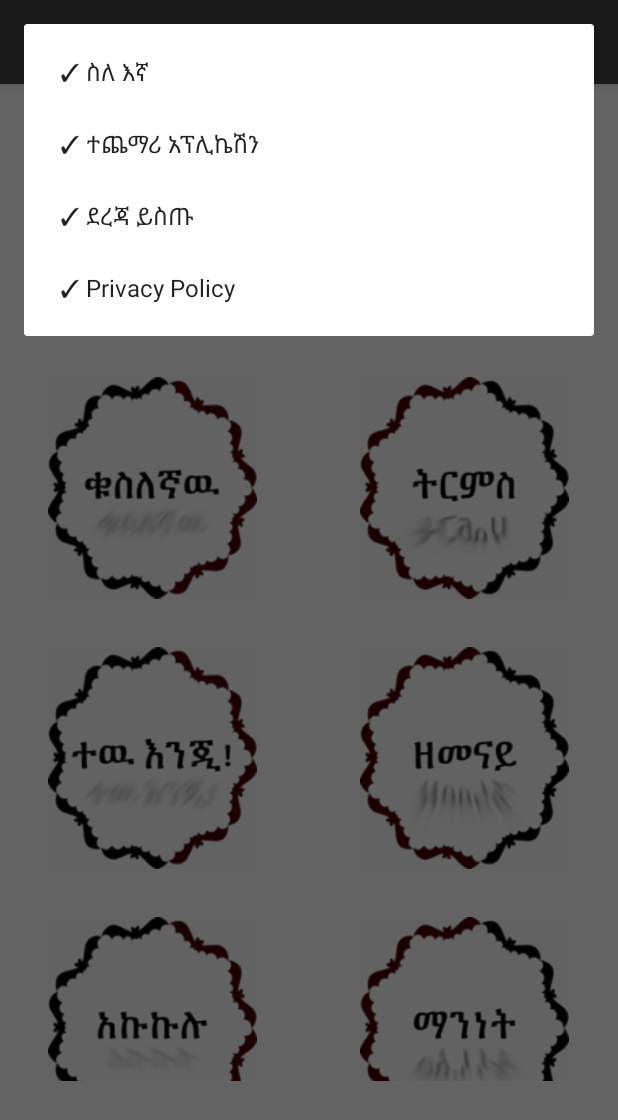
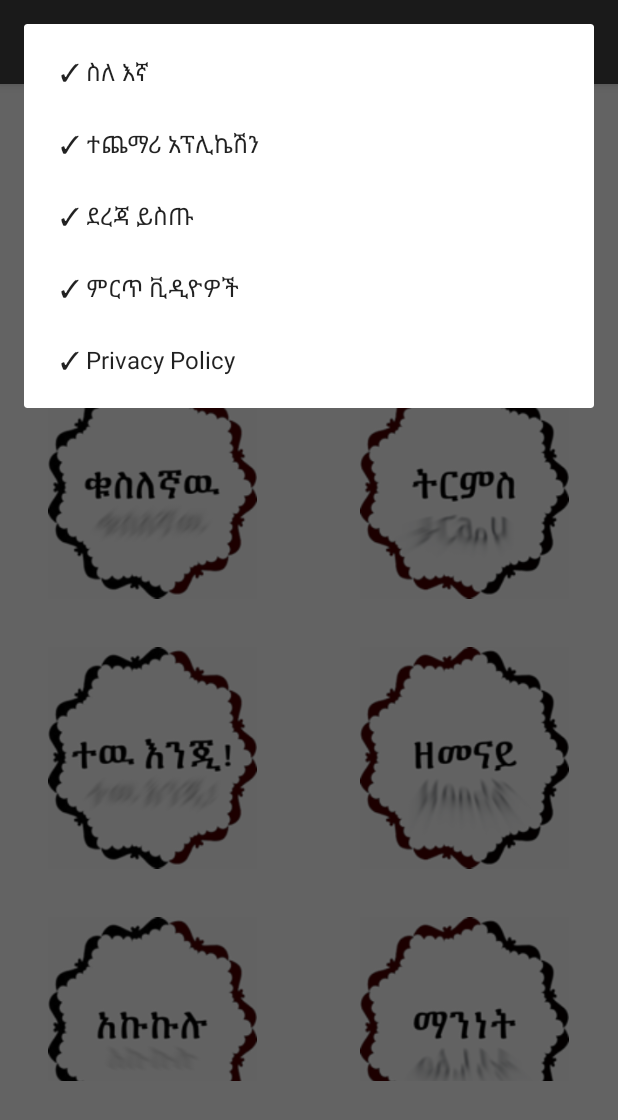
Before and after one commit to hailemix/Yehiwot-Ewneta-Android, an Android app: the MainActivity screen opened directly, with no data from a screen before it, after a tap on "✓ ስለ እኛ", on a phone screen of 412 x 824 dp. Shown: the top 1120 px of the screen. Run offline under Robolectric (Android 15) with nearby library versions, the phone set to English and light mode, and no system bars; our stand-ins replace AdMob; 1 statement that could not run was skipped.

Commit message:
Jks and Youtube Video is added.

```diff
--- a/app/src/main/res/menu/menu_main.xml
+++ b/app/src/main/res/menu/menu_main.xml
@@ -8,6 +8,11 @@ tools:context="afcethiopia.lifetruths.MainActivity">
     android:title="@string/about_us"
     app:showAsAction="ifRoom"/>
 
+<item
+    android:id="@+id/youtube_videos"
+    android:orderInCategory="100"
+    android:title="@string/youtube_videos"
+    app:showAsAction="never" />
 <item
     android:id="@+id/more_apps"
     android:title="@string/more_apps"
@@ -25,5 +30,4 @@ tools:context="afcethiopia.lifetruths.MainActivity">
     android:title="@string/privacy_policy"
     app:showAsAction="never" />
 
-
 </menu>
```
Also changed, not shown: app/src/main/java/afcethiopia/lifetruths/MainActivity.kt (+11 -0 lines), app/src/main/res/values/strings.xml (+3 -8 lines), 1 other file.
